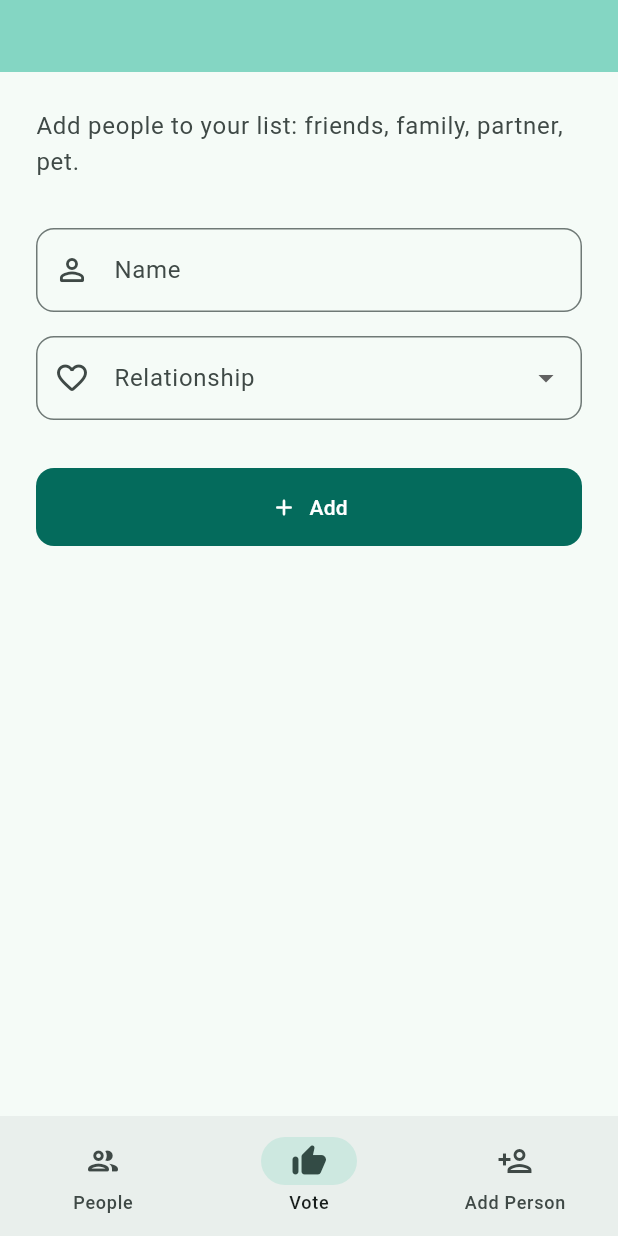
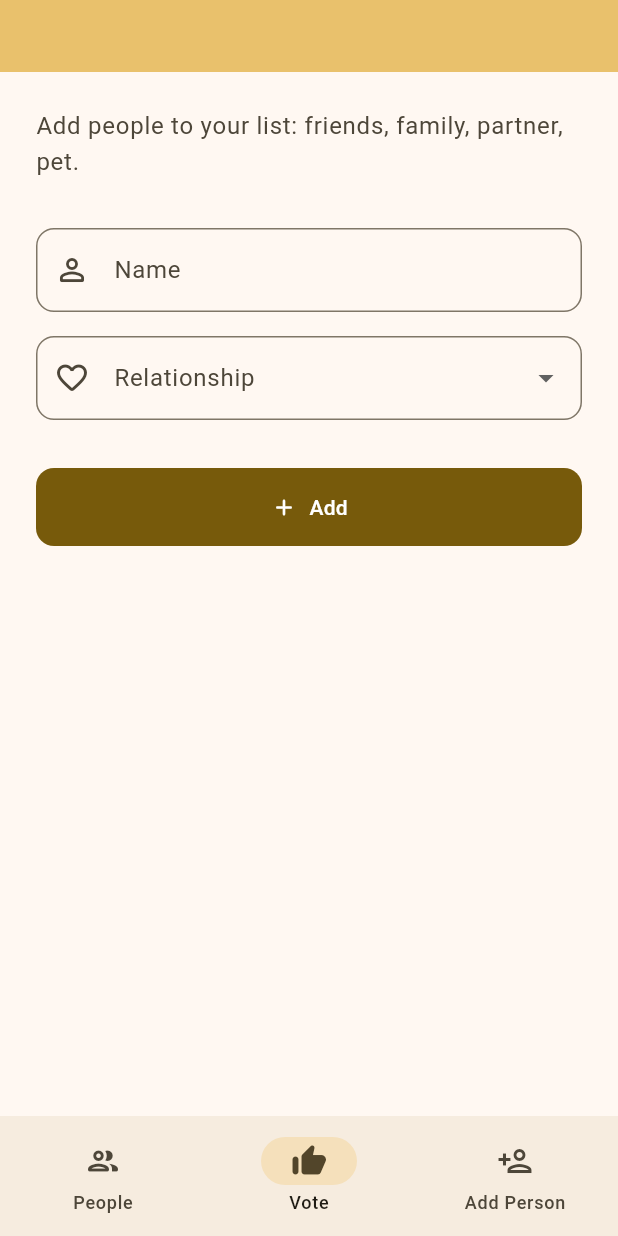
Before and after one commit to dogamustafaapp-arch/doga_mustafa_app_1, a Flutter app: the screen it shows after launch, item 2 of the bottom bar chosen, on a phone screen of 412 x 824 dp. Run offline on Flutter 3.47's test engine with Material 3 defaults, Android fonts, the phone set to English and light mode, and no system bars; our stand-ins replace cloud_firestore, firebase_core; accounts and stored records are empty.

Commit message:
lib klasorundeki degisiklikler
Made-with: Cursor

```diff
--- a/lib/main.dart
+++ b/lib/main.dart
@@ -26,13 +26,13 @@ class MyApp extends StatelessWidget {
       title: '',
       debugShowCheckedModeBanner: false,
       theme: ThemeData(
-        colorScheme: ColorScheme.fromSeed(seedColor: const Color(0xFF2E7D6E), brightness: Brightness.light),
+        colorScheme: ColorScheme.fromSeed(seedColor: const Color(0xFFFFC107), brightness: Brightness.light),
         useMaterial3: true,
         appBarTheme: const AppBarTheme(
           centerTitle: true,
           elevation: 0,
         ),
-        cardTheme: CardTheme(
+        cardTheme: CardThemeData(
           elevation: 2,
           shape: RoundedRectangleBorder(borderRadius: BorderRadius.circular(12)),
         ),
```
